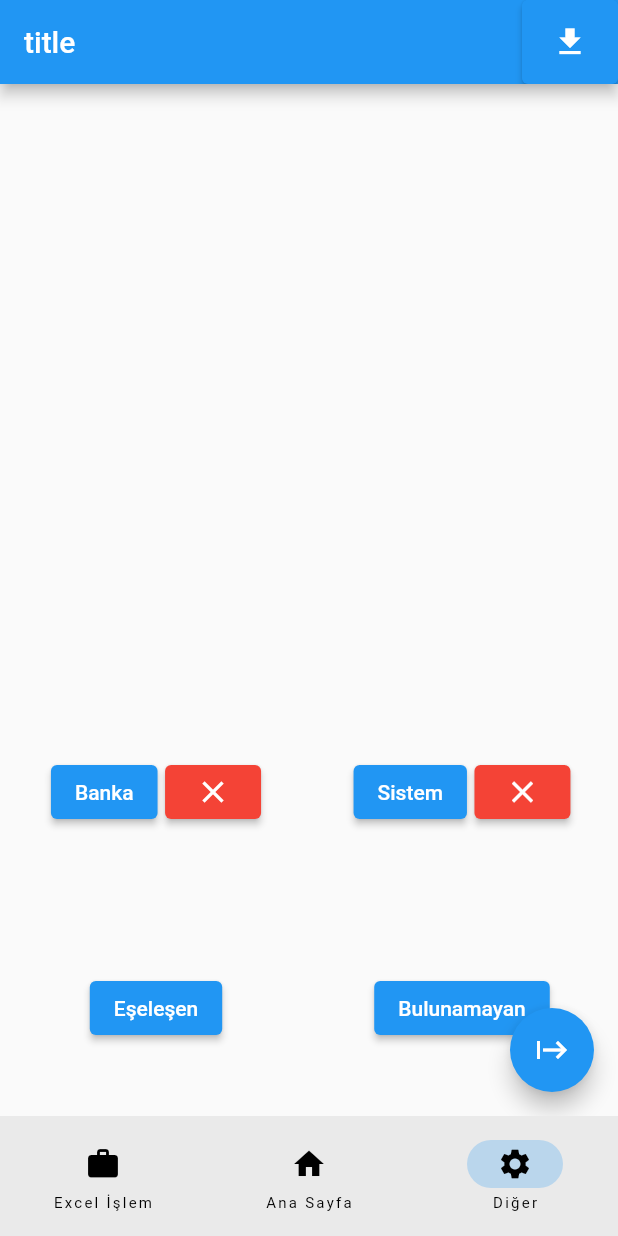
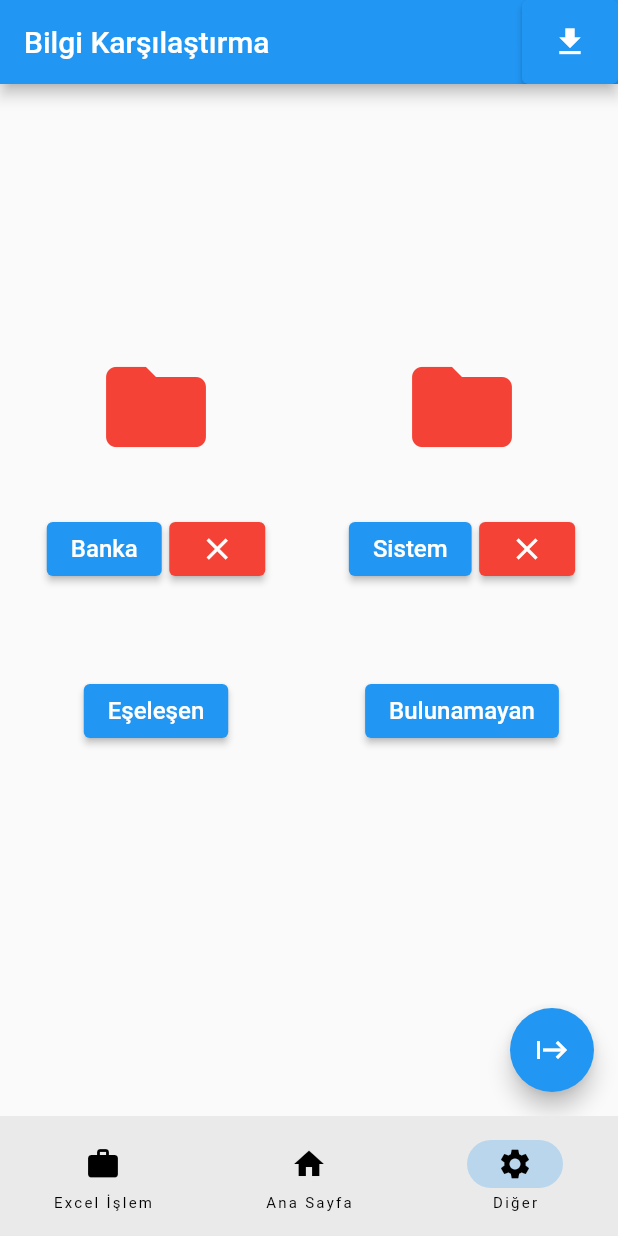
Before and after one commit to OmerI53/flutter_app2, a Flutter app: the screen it shows after launch, item 3 of the bottom bar chosen, on a phone screen of 412 x 824 dp. Run offline on Flutter 3.47's test engine with Material 2 defaults, Android fonts, the phone set to English and light mode, and no system bars; our stand-ins replace file_picker; missing offline and left inert: dart:ffi, desktop_window, excel.

Commit message:
visiual change

```diff
--- a/lib/Other.dart
+++ b/lib/Other.dart
@@ -27,7 +27,7 @@ class _OtherState extends State<Other> {
   @override
   Widget build(BuildContext context) {
     return Scaffold(
-      appBar: AppBar(title: const Text("title"), actions: [
+      appBar: AppBar(title: const Text("Bilgi Karşılaştırma"), actions: [
         GestureDetector(
           child: ElevatedButton(
               onPressed: () async {
@@ -42,7 +42,7 @@ class _OtherState extends State<Other> {
                       selectedDirectory!, allList[0], allList[1], allList[2]);
                 });
               },
-              child: Icon(Icons.download)),
+              child: const Icon(Icons.download)),
         )
       ]),
       floatingActionButton: FloatingActionButton(
@@ -52,27 +52,31 @@ class _OtherState extends State<Other> {
           allList = compareExcel(flist1, flist2);
           setState(() {});
         },
-        child: const Icon(Icons.start),
+        child: const Icon(Icons.start_outlined),
       ),
       body: Row(mainAxisAlignment: MainAxisAlignment.spaceEvenly, children: [
         Column(
-          mainAxisAlignment: MainAxisAlignment.spaceAround,
           children: [
             const SizedBox(
-              height: 0,
+              height: 175,
             ),
-            Visibility(
-                visible: bankaFile != "",
+            IconTheme(
+                data: IconThemeData(
+                    color: bankaFile != "" ? Colors.green : Colors.red),
                 child: const Icon(
                   Icons.folder,
-                  size: 60,
+                  size: 80,
                 )),
             const SizedBox(
-              height: 0,
+              height: 10,
             ),
             SizedBox(
               width: 200,
+              height: 15,
               child: Center(child: Text(bankaFile)),
+            ),
+            const SizedBox(
+              height: 6,
             ),
             Row(
               children: [
@@ -90,7 +94,7 @@ class _OtherState extends State<Other> {
                         // User canceled the picker
                       }
                     },
-                    child: const Text("Banka")),
+                    child: const Text("Banka", style: TextStyle(fontSize: 16))),
                 const SizedBox(
                   width: 5,
                 ),
@@ -105,6 +109,9 @@ class _OtherState extends State<Other> {
                 )
               ],
             ),
+            const SizedBox(
+              height: 60,
+            ),
             ElevatedButton(
               onPressed: () {
                 if (allList.isNotEmpty) {
@@ -115,7 +122,7 @@ class _OtherState extends State<Other> {
                       context, "Liste Boş", const Icon(Icons.warning));
                 }
               },
-              child: const Text("Eşeleşen"),
+              child: const Text("Eşeleşen", style: TextStyle(fontSize: 16)),
               style: ElevatedButton.styleFrom(
                   backgroundColor:
                       allList.isNotEmpty ? Colors.green : Colors.blue),
@@ -123,23 +130,27 @@ class _OtherState extends State<Other> {
           ],
         ),
         Column(
-          mainAxisAlignment: MainAxisAlignment.spaceAround,
           children: [
             const SizedBox(
-              height: 0,
+              height: 175,
             ),
-            Visibility(
-                visible: sistemFile != "",
+            IconTheme(
+                data: IconThemeData(
+                    color: sistemFile != "" ? Colors.green : Colors.red),
                 child: const Icon(
                   Icons.folder,
-                  size: 60,
+                  size: 80,
                 )),
             const SizedBox(
-              height: 0,
+              height: 10,
             ),
             SizedBox(
               width: 200,
+              height: 15,
               child: Center(child: Text(sistemFile)),
+            ),
+            const SizedBox(
+              height: 6,
             ),
             Row(
               children: [
@@ -157,7 +168,8 @@ class _OtherState extends State<Other> {
                         // User canceled the picker
                       }
                     },
-                    child: const Text("Sistem")),
+                    child:
+                        const Text("Sistem", style: TextStyle(fontSize: 16))),
                 const SizedBox(
                   width: 5,
                 ),
@@ -172,6 +184,9 @@ class _OtherState extends State<Other> {
                 )
               ],
             ),
+            const SizedBox(
+              height: 60,
+            ),
             ElevatedButton(
               onPressed: () {
                 if (allList.isNotEmpty) {
@@ -182,7 +197,7 @@ class _OtherState extends State<Other> {
                       context, "Liste Boş", const Icon(Icons.warning));
                 }
               },
-              child: const Text("Bulunamayan"),
+              child: const Text("Bulunamayan", style: TextStyle(fontSize: 16)),
               style: ElevatedButton.styleFrom(
                   backgroundColor:
                       allList.isNotEmpty ? Colors.red : Colors.blue),
--- a/lib/main.dart
+++ b/lib/main.dart
@@ -1,3 +1,4 @@
+import 'package:desktop_window/desktop_window.dart';
 import 'package:flutter/material.dart';
 import 'package:flutter_app2/Excel_Work_Page.dart';
 import 'package:flutter_app2/Home_page.dart';
@@ -36,7 +37,7 @@ class _RootPageState extends State<RootPage> {
       appBar: currentPage != 1
           ? null
           : AppBar(
-              title: const Text("Flutter App 1"),
+              title: const Text("Excel Uygulama"),
             ),
       body: page[currentPage],
       bottomNavigationBar: NavigationBar(
--- a/pubspec.yaml
+++ b/pubspec.yaml
@@ -39,6 +39,7 @@ dependencies:
   excel: 2.0.0-null-safety-3
   file_picker: ^5.2.5
   path_provider: ^2.0.12
+  desktop_window: ^0.4.0
 
 dev_dependencies:
   flutter_test:
```
Also changed, not shown: lib/Excel_Work_Page.dart (+118 -115 lines), pubspec.lock, 5 other files.
